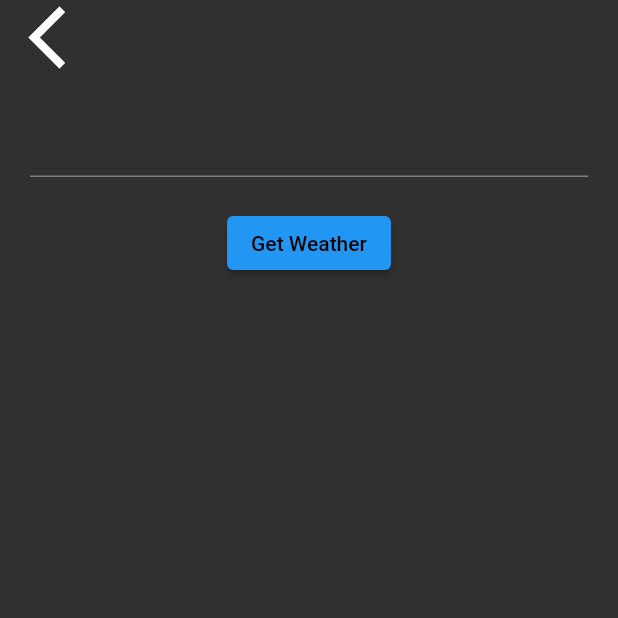
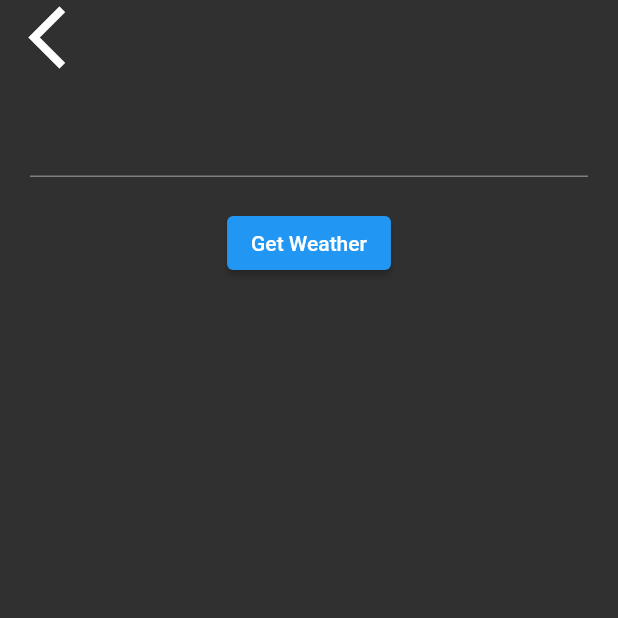
Before and after one commit to abdulzahid87/FlutterWeatherApp, a Flutter app: the CityScreen screen opened directly, on a phone screen of 412 x 824 dp, the top half of it. Run offline on Flutter 3.47's test engine with Material 2 defaults, Android fonts, the phone set to English and light mode, and no system bars; our stand-ins replace flutter_spinkit, geolocator.

Commit message:
Add files via upload

```diff
--- a/lib/screens/city_screen.dart
+++ b/lib/screens/city_screen.dart
@@ -30,7 +30,7 @@ class _CityScreenState extends State<CityScreen> {
                 padding: EdgeInsets.all(20.0),
                 child: TextField(
                   style: TextStyle(
-                    color: Colors.black,
+                    color: Colors.white,
                   ),
                   onChanged: (value) {
                     cityName = value;
@@ -45,7 +45,7 @@ class _CityScreenState extends State<CityScreen> {
                   Navigator.pop(context, cityName);
                 },
                 child: Text(
-                  'Get Weather',style: TextStyle(color: Colors.black),
+                  'Get Weather',style: TextStyle(color: Colors.white),
 
                 ),
               ),
```
